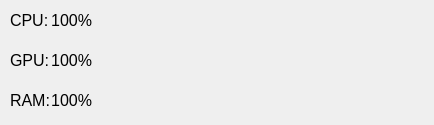
This is mainwindow.ui in Onis-dwa/SimpleGraph as Qt 5 draws it before an edit. The edited form follows.
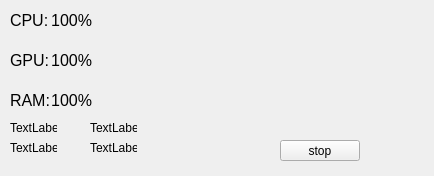
This is the edited form.

```diff
--- a/mainwindow.ui
+++ b/mainwindow.ui
@@ -7,7 +7,7 @@
     <x>0</x>
     <y>0</y>
     <width>434</width>
-    <height>125</height>
+    <height>176</height>
    </rect>
   </property>
   <property name="windowTitle">
@@ -149,6 +149,71 @@
      <set>Qt::AlignRight|Qt::AlignTrailing|Qt::AlignVCenter</set>
     </property>
    </widget>
+   <widget class="QLabel" name="label">
+    <property name="geometry">
+     <rect>
+      <x>10</x>
+      <y>120</y>
+      <width>47</width>
+      <height>16</height>
+     </rect>
+    </property>
+    <property name="text">
+     <string>TextLabel</string>
+    </property>
+   </widget>
+   <widget class="QLabel" name="label_2">
+    <property name="geometry">
+     <rect>
+      <x>10</x>
+      <y>140</y>
+      <width>47</width>
+      <height>16</height>
+     </rect>
+    </property>
+    <property name="text">
+     <string>TextLabel</string>
+    </property>
+   </widget>
+   <widget class="QLabel" name="label_3">
+    <property name="geometry">
+     <rect>
+      <x>90</x>
+      <y>120</y>
+      <width>47</width>
+      <height>16</height>
+     </rect>
+    </property>
+    <property name="text">
+     <string>TextLabel</string>
+    </property>
+   </widget>
+   <widget class="QLabel" name="label_4">
+    <property name="geometry">
+     <rect>
+      <x>90</x>
+      <y>140</y>
+      <width>47</width>
+      <height>16</height>
+     </rect>
+    </property>
+    <property name="text">
+     <string>TextLabel</string>
+    </property>
+   </widget>
+   <widget class="QPushButton" name="pushButton">
+    <property name="geometry">
+     <rect>
+      <x>280</x>
+      <y>140</y>
+      <width>80</width>
+      <height>21</height>
+     </rect>
+    </property>
+    <property name="text">
+     <string>stop</string>
+    </property>
+   </widget>
   </widget>
  </widget>
  <layoutdefault spacing="6" margin="11"/>
```
